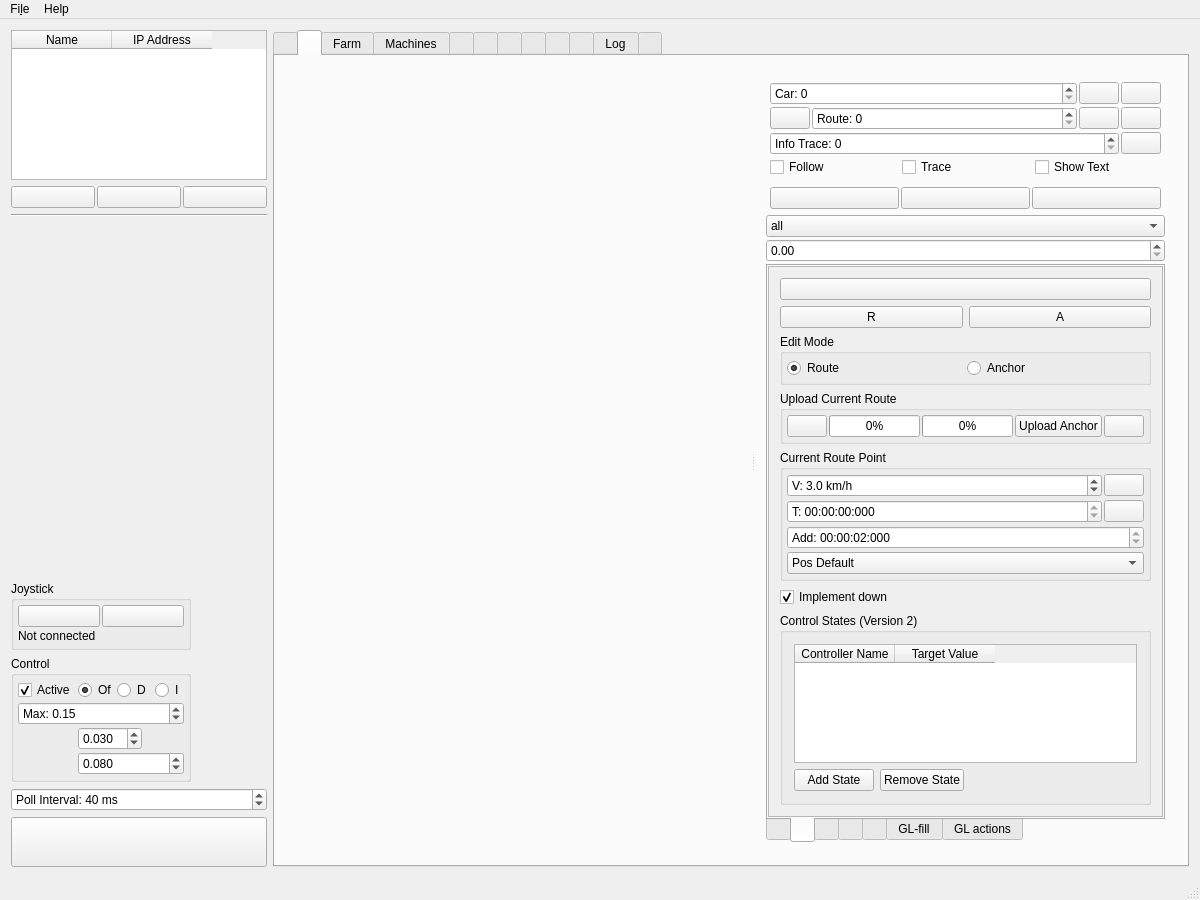
GunnarLarssonSLU/rise_sdvp, file Linux/RControlStation/mainwindow.ui: the form before one commit.
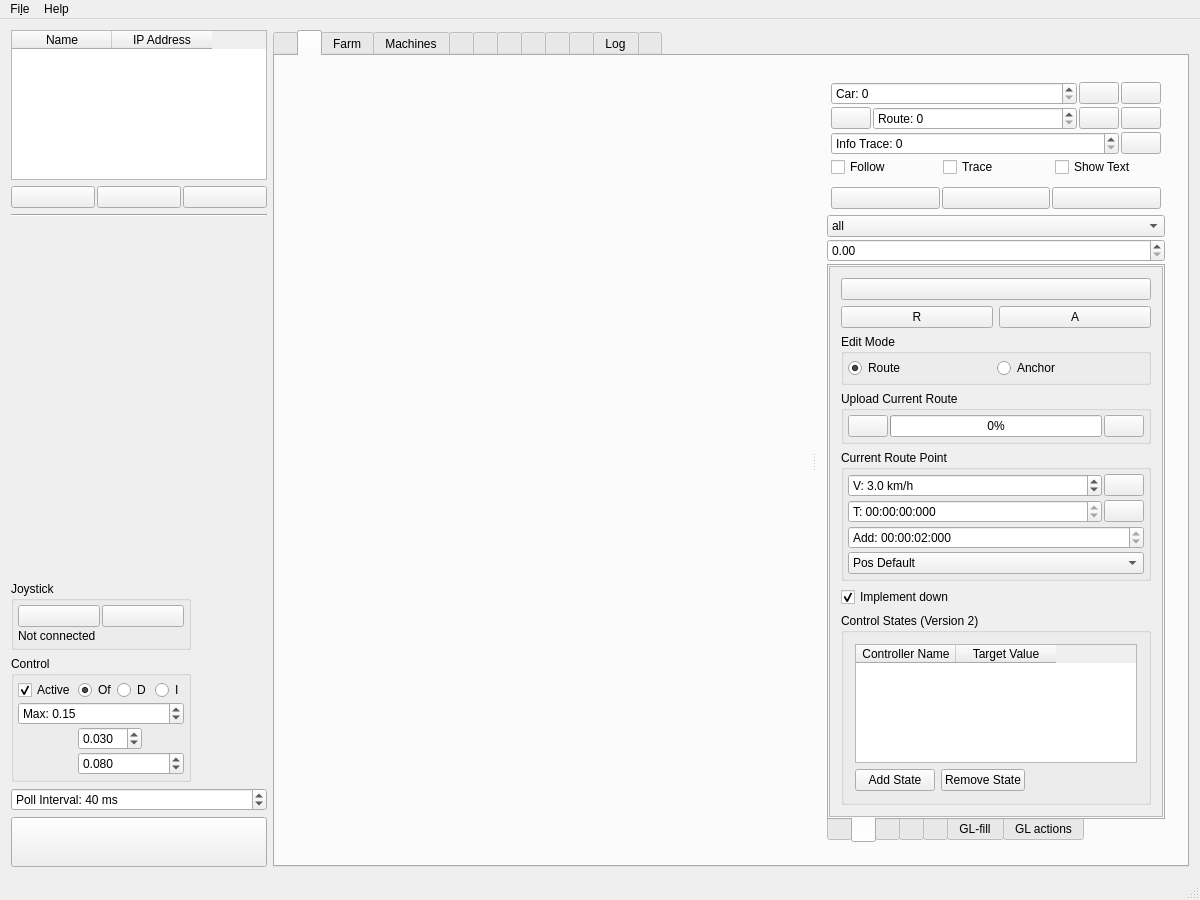
The form after the commit. The open tabs and pages were chosen to show the change. Icons and pictures are not drawn. Custom widgets are drawn as their Qt base class.

What changed in the file:
```diff
--- a/Linux/RControlStation/mainwindow.ui
+++ b/Linux/RControlStation/mainwindow.ui
@@ -1123,7 +1123,7 @@
                    <property name="geometry">
                     <rect>
                      <x>0</x>
-                     <y>0</y>
+                     <y>-1</y>
                      <width>439</width>
                      <height>535</height>
                     </rect>
@@ -1258,20 +1258,6 @@
                          </property>
                         </widget>
                        </item>
-                       <item>
-                        <widget class="QProgressBar" name="anchorUploadProgressBar">
-                         <property name="value">
-                          <number>0</number>
-                         </property>
-                        </widget>
-                       </item>
-                       <item>
-                        <widget class="QPushButton" name="uploadAnchorButton">
-                         <property name="text">
-                          <string>Upload Anchor</string>
-                         </property>
-                        </widget>
-                       </item>
                        <item>
                         <widget class="QPushButton" name="mapUploadRouteButton">
                          <property name="sizePolicy">
```
Left out of the diff: 10 changed lines with no effect on the pictures.
